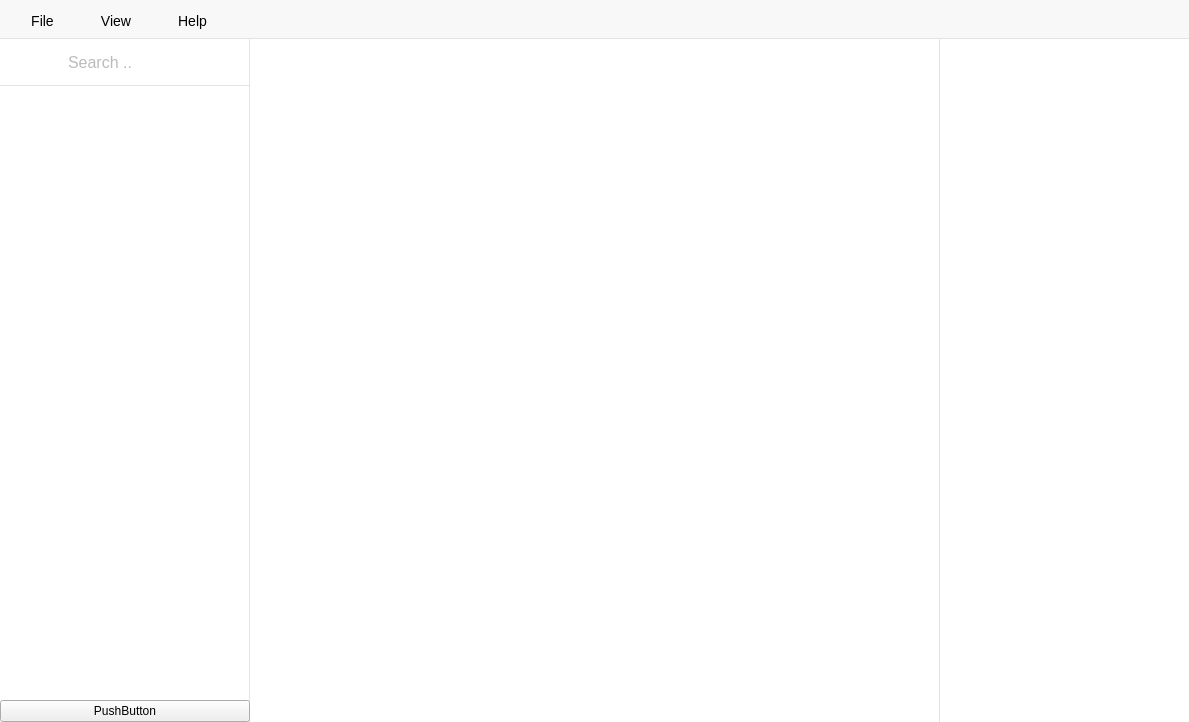
Gitnoter/vemoria2, file src/mainwindow.ui: the form before one commit.
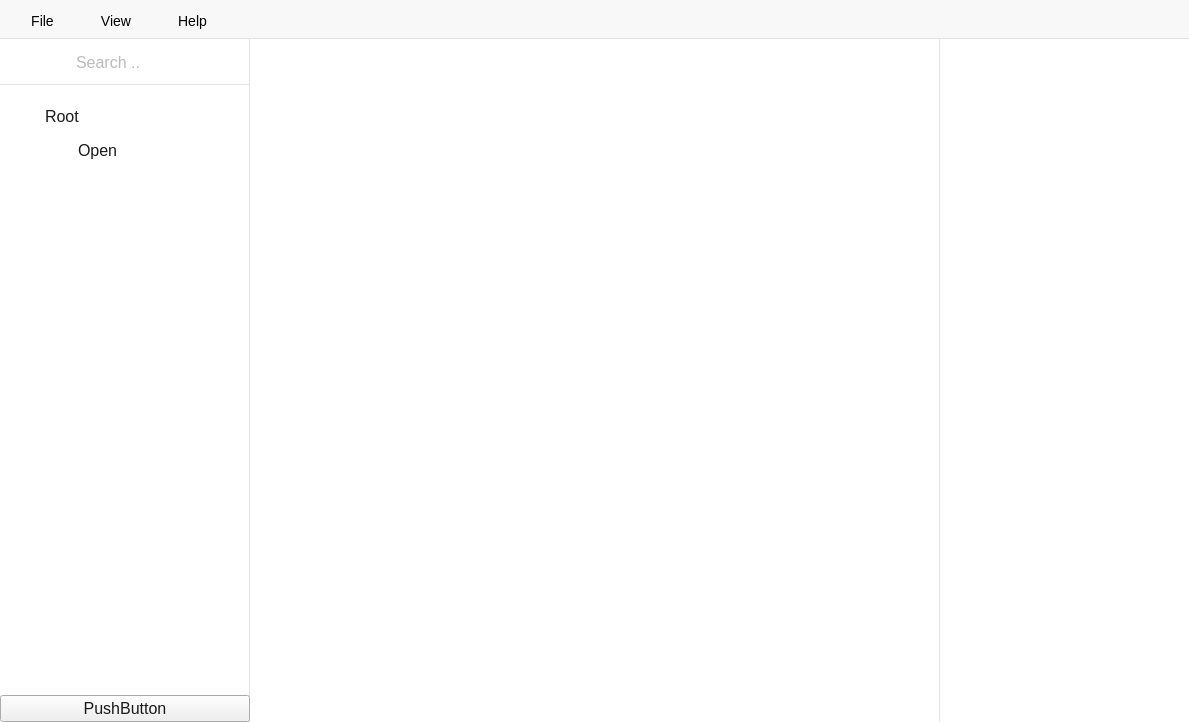
The form after the commit. Icons and pictures are not drawn.

Commit message: set root box

Patch:
```diff
--- a/src/mainwindow.ui
+++ b/src/mainwindow.ui
@@ -28,6 +28,11 @@
 </string>
   </property>
   <widget class="QWidget" name="centralWidget">
+   <property name="styleSheet">
+    <string notr="true">font-family:'Source Sans Pro';
+font-size:16px;
+color:#191919;</string>
+   </property>
    <layout class="QGridLayout" name="gridLayout">
     <property name="leftMargin">
      <number>0</number>
@@ -124,24 +129,24 @@
               <property name="spacing">
                <number>0</number>
               </property>
-              <item row="0" column="0">
-               <widget class="QWidget" name="searchWidget" native="true">
+              <item row="0" column="0" alignment="Qt::AlignTop">
+               <widget class="QWidget" name="testWidget" native="true">
                 <property name="minimumSize">
                  <size>
                   <width>0</width>
-                  <height>48</height>
+                  <height>0</height>
                  </size>
                 </property>
                 <property name="maximumSize">
                  <size>
                   <width>16777215</width>
-                  <height>48</height>
+                  <height>16777215</height>
                  </size>
                 </property>
                 <property name="styleSheet">
-                 <string notr="true">#searchWidget{
+                 <string notr="true">/*#searchWidget{
 	border-bottom:1px solid #e3e3e3;
-}</string>
+}*/</string>
                 </property>
                 <layout class="QFormLayout" name="formSearch">
                  <property name="labelAlignment">
@@ -168,13 +173,13 @@
                  <property name="bottomMargin">
                   <number>0</number>
                  </property>
-                 <item row="0" column="0">
+                 <item row="1" column="0">
                   <widget class="QPushButton" name="searchButton">
                    <property name="styleSheet">
                     <string notr="true">#searchButton{
 	margin-right:3px;
 	margin-top:14px;
-	margin-left:26px;
+	margin-left:23px;
 	margin-bottom:0px;
 	border:none;
 	background:#FFF;
@@ -196,7 +201,7 @@
                    </property>
                   </widget>
                  </item>
-                 <item row="0" column="1">
+                 <item row="1" column="1">
                   <widget class="QLineEdit" name="searchInput">
                    <property name="styleSheet">
                     <string notr="true">#searchInput{
@@ -204,8 +209,6 @@
 	border:none;
 	color:#bbbbbb;
 	background:#FFF;
-	font-size:16px;
-	font-family:'Source Sans Pro';
 	padding-left:5px;
 	margin-top:5px;
 	padding-right:10px;
@@ -217,6 +220,217 @@
                    </property>
                   </widget>
                  </item>
+                 <item row="2" column="0" colspan="2">
+                  <spacer name="verticalSpacer">
+                   <property name="orientation">
+                    <enum>Qt::Vertical</enum>
+                   </property>
+                   <property name="sizeHint" stdset="0">
+                    <size>
+                     <width>20</width>
+                     <height>3</height>
+                    </size>
+                   </property>
+                  </spacer>
+                 </item>
+                 <item row="3" column="0" colspan="2">
+                  <widget class="Line" name="searchBottomLine">
+                   <property name="minimumSize">
+                    <size>
+                     <width>0</width>
+                     <height>1</height>
+                    </size>
+                   </property>
+                   <property name="maximumSize">
+                    <size>
+                     <width>16777215</width>
+                     <height>1</height>
+                    </size>
+                   </property>
+                   <property name="styleSheet">
+                    <string notr="true">#searchBottomLine{
+	background-color:#e3e3e3;
+	border:none;
+	height:1px;
+	padding-top:2px;
+}</string>
+                   </property>
+                   <property name="orientation">
+                    <enum>Qt::Horizontal</enum>
+                   </property>
+                  </widget>
+                 </item>
+                 <item row="4" column="0" colspan="2">
+                  <widget class="QWidget" name="dirGroupBox" native="true">
+                   <property name="minimumSize">
+                    <size>
+                     <width>0</width>
+                     <height>0</height>
+                    </size>
+                   </property>
+                   <property name="styleSheet">
+                    <string notr="true">#dirGroupBox{
+	border:none;
+}</string>
+                   </property>
+                   <layout class="QGridLayout" name="gridLayout_2">
+                    <property name="leftMargin">
+                     <number>26</number>
+                    </property>
+                    <property name="topMargin">
+                     <number>22</number>
+                    </property>
+                    <property name="rightMargin">
+                     <number>20</number>
+                    </property>
+                    <item row="0" column="0">
+                     <layout class="QFormLayout" name="formLayout_3">
+                      <property name="horizontalSpacing">
+                       <number>0</number>
+                      </property>
+                      <property name="verticalSpacing">
+                       <number>0</number>
+                      </property>
+                      <item row="0" column="0">
+                       <widget class="QLabel" name="rootIcon">
+                        <property name="styleSheet">
+                         <string notr="true">#rootIcon{
+	padding-right:10px;
+}</string>
+                        </property>
+                        <property name="text">
+                         <string/>
+                        </property>
+                        <property name="pixmap">
+                         <pixmap>../../../pic/root-image.png</pixmap>
+                        </property>
+                       </widget>
+                      </item>
+                      <item row="0" column="1">
+                       <widget class="QLabel" name="RootLabel">
+                        <property name="text">
+                         <string>Root</string>
+                        </property>
+                       </widget>
+                      </item>
+                      <item row="1" column="0" colspan="2">
+                       <widget class="QGroupBox" name="groupBox">
+                        <property name="sizePolicy">
+                         <sizepolicy hsizetype="Preferred" vsizetype="Preferred">
+                          <horstretch>0</horstretch>
+                          <verstretch>0</verstretch>
+                         </sizepolicy>
+                        </property>
+                        <property name="minimumSize">
+                         <size>
+                          <width>0</width>
+                          <height>0</height>
+                         </size>
+                        </property>
+                        <property name="maximumSize">
+                         <size>
+                          <width>16777215</width>
+                          <height>16777215</height>
+                         </size>
+                        </property>
+                        <property name="styleSheet">
+                         <string notr="true">#groupBox{
+	border:none;
+	margin-top:15px;
+	margin-left:33px;
+}</string>
+                        </property>
+                        <property name="title">
+                         <string/>
+                        </property>
+                        <layout class="QGridLayout" name="gridLayout_5">
+                         <property name="leftMargin">
+                          <number>0</number>
+                         </property>
+                         <property name="topMargin">
+                          <number>0</number>
+                         </property>
+                         <property name="rightMargin">
+                          <number>0</number>
+                         </property>
+                         <property name="bottomMargin">
+                          <number>0</number>
+                         </property>
+                         <property name="spacing">
+                          <number>0</number>
+                         </property>
+                         <item row="0" column="0">
+                          <widget class="QWidget" name="formWidget_2" native="true">
+                           <property name="minimumSize">
+                            <size>
+                             <width>0</width>
+                             <height>0</height>
+                            </size>
+                           </property>
+                           <layout class="QFormLayout" name="formLayout_6">
+                            <property name="horizontalSpacing">
+                             <number>0</number>
+                            </property>
+                            <property name="verticalSpacing">
+                             <number>0</number>
+                            </property>
+                            <property name="leftMargin">
+                             <number>0</number>
+                            </property>
+                            <property name="topMargin">
+                             <number>0</number>
+                            </property>
+                            <property name="rightMargin">
+                             <number>0</number>
+                            </property>
+                            <property name="bottomMargin">
+                             <number>0</number>
+                            </property>
+                            <item row="0" column="1">
+                             <widget class="QPushButton" name="openButton">
+                              <property name="styleSheet">
+                               <string notr="true">#openButton{
+	text-align:left;
+	background:none;
+	border:none;
+	padding-left:10px;
+}</string>
+                              </property>
+                              <property name="text">
+                               <string>Open</string>
+                              </property>
+                              <property name="autoDefault">
+                               <bool>false</bool>
+                              </property>
+                              <property name="default">
+                               <bool>false</bool>
+                              </property>
+                              <property name="flat">
+                               <bool>true</bool>
+                              </property>
+                             </widget>
+                            </item>
+                            <item row="0" column="0">
+                             <widget class="QLabel" name="label_2">
+                              <property name="text">
+                               <string/>
+                              </property>
+                              <property name="pixmap">
+                               <pixmap>../../../pic/dialog.png</pixmap>
+                              </property>
+                             </widget>
+                            </item>
+                           </layout>
+                          </widget>
+                         </item>
+                        </layout>
+                       </widget>
+                      </item>
+                     </layout>
+                    </item>
+                   </layout>
+                  </widget>
+                 </item>
                 </layout>
                </widget>
               </item>
```
Left out of the diff: 2 changed lines with no effect on the pictures.
